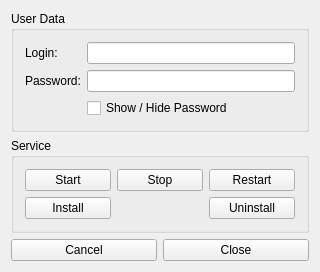
Qt form HnacConfig/mainwindow.ui (HNA/HNAC) before a commit.
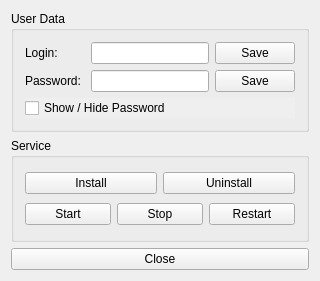
The same form after that commit.

Diff of the .ui file:
```diff
--- a/HnacConfig/mainwindow.ui
+++ b/HnacConfig/mainwindow.ui
@@ -7,7 +7,7 @@
     <x>0</x>
     <y>0</y>
     <width>320</width>
-    <height>249</height>
+    <height>281</height>
    </rect>
   </property>
   <property name="sizePolicy">
@@ -26,9 +26,23 @@
       <property name="title">
        <string>User Data</string>
       </property>
-      <layout class="QGridLayout" name="gridLayout">
-       <item row="0" column="0">
+      <property name="flat">
+       <bool>false</bool>
+      </property>
+      <property name="checkable">
+       <bool>false</bool>
+      </property>
+      <layout class="QVBoxLayout" name="verticalLayout_2">
+       <item>
+        <layout class="QHBoxLayout" name="horizontalLayout_2">
+         <item>
         <widget class="QLabel" name="labelLogin">
+           <property name="minimumSize">
+            <size>
+             <width>60</width>
+             <height>0</height>
+            </size>
+           </property>
          <property name="text">
           <string>Login:</string>
          </property>
@@ -37,11 +51,40 @@
          </property>
         </widget>
        </item>
-       <item row="0" column="1">
+         <item>
         <widget class="QLineEdit" name="lineEdit_login"/>
        </item>
-       <item row="1" column="0">
+         <item>
+          <widget class="QPushButton" name="pushButton_loginsave">
+           <property name="sizePolicy">
+            <sizepolicy hsizetype="Preferred" vsizetype="Fixed">
+             <horstretch>0</horstretch>
+             <verstretch>0</verstretch>
+            </sizepolicy>
+           </property>
+           <property name="text">
+            <string>Save</string>
+           </property>
+          </widget>
+         </item>
+        </layout>
+       </item>
+       <item>
+        <layout class="QHBoxLayout" name="horizontalLayout_3">
+         <item>
         <widget class="QLabel" name="labelPassword">
+           <property name="sizePolicy">
+            <sizepolicy hsizetype="Preferred" vsizetype="Preferred">
+             <horstretch>0</horstretch>
+             <verstretch>0</verstretch>
+            </sizepolicy>
+           </property>
+           <property name="minimumSize">
+            <size>
+             <width>60</width>
+             <height>0</height>
+            </size>
+           </property>
          <property name="text">
           <string>Password:</string>
          </property>
@@ -50,15 +93,36 @@
          </property>
         </widget>
        </item>
-       <item row="1" column="1">
+         <item>
         <widget class="QLineEdit" name="lineEdit_password">
          <property name="echoMode">
           <enum>QLineEdit::Password</enum>
          </property>
         </widget>
        </item>
-       <item row="2" column="1">
+         <item>
+          <widget class="QPushButton" name="pushButton_passsave">
+           <property name="sizePolicy">
+            <sizepolicy hsizetype="Preferred" vsizetype="Fixed">
+             <horstretch>0</horstretch>
+             <verstretch>0</verstretch>
+            </sizepolicy>
+           </property>
+           <property name="text">
+            <string>Save</string>
+           </property>
+          </widget>
+         </item>
+        </layout>
+       </item>
+       <item>
         <widget class="QCheckBox" name="checkBox_showpass">
+         <property name="layoutDirection">
+          <enum>Qt::LeftToRight</enum>
+         </property>
+         <property name="autoFillBackground">
+          <bool>true</bool>
+         </property>
          <property name="text">
           <string>Show / Hide Password</string>
          </property>
@@ -72,8 +136,34 @@
       <property name="title">
        <string>Service</string>
       </property>
-      <layout class="QGridLayout" name="gridLayout_2">
-       <item row="0" column="1">
+      <layout class="QVBoxLayout" name="verticalLayout_3">
+       <item>
+        <layout class="QHBoxLayout" name="horizontalLayout_4">
+         <item>
+          <widget class="QPushButton" name="pushButton_install">
+           <property name="toolTip">
+            <string>Install service</string>
+           </property>
+           <property name="text">
+            <string>Install</string>
+           </property>
+          </widget>
+         </item>
+         <item>
+          <widget class="QPushButton" name="pushButton_uninstall">
+           <property name="toolTip">
+            <string>Uninstall service</string>
+           </property>
+           <property name="text">
+            <string>Uninstall</string>
+           </property>
+          </widget>
+         </item>
+        </layout>
+       </item>
+       <item>
+        <layout class="QHBoxLayout" name="horizontalLayout">
+         <item>
         <widget class="QPushButton" name="pushButton_start">
          <property name="toolTip">
           <string>Запустить службу</string>
@@ -83,7 +173,7 @@
          </property>
         </widget>
        </item>
-       <item row="0" column="2">
+         <item>
         <widget class="QPushButton" name="pushButton_stop">
          <property name="toolTip">
           <string>Остановить службу</string>
@@ -93,7 +183,7 @@
          </property>
         </widget>
        </item>
-       <item row="0" column="3">
+         <item>
         <widget class="QPushButton" name="pushButton_restart">
          <property name="toolTip">
           <string>Перезагрузить службу</string>
@@ -103,48 +193,22 @@
          </property>
         </widget>
        </item>
-       <item row="1" column="3">
-        <widget class="QPushButton" name="pushButton_uninstall">
-         <property name="toolTip">
-          <string>Удалить службу Windows</string>
-         </property>
-         <property name="text">
-          <string>Uninstall</string>
-         </property>
-        </widget>
+        </layout>
        </item>
-       <item row="1" column="1">
-        <widget class="QPushButton" name="pushButton_install">
-         <property name="toolTip">
-          <string>Установить службу Windows</string>
-         </property>
-         <property name="text">
-          <string>Install</string>
-         </property>
-        </widget>
-       </item>
       </layout>
      </widget>
     </item>
-    <item>
-     <layout class="QHBoxLayout" name="horizontalLayout">
       <item>
        <widget class="QPushButton" name="pushButton_cancel">
-        <property name="text">
-         <string>Cancel</string>
-        </property>
-       </widget>
-      </item>
-      <item>
-       <widget class="QPushButton" name="pushButton_saveclose">
+      <property name="toolTip">
+       <string>Cancel without saving</string>
+      </property>
         <property name="text">
          <string>Close</string>
         </property>
        </widget>
       </item>
      </layout>
-    </item>
-   </layout>
   </widget>
  </widget>
  <layoutdefault spacing="6" margin="11"/>
```
Left out of the diff: 9 changed lines with no effect on the pictures. Lines whose indentation alone changed are shown as unchanged.
